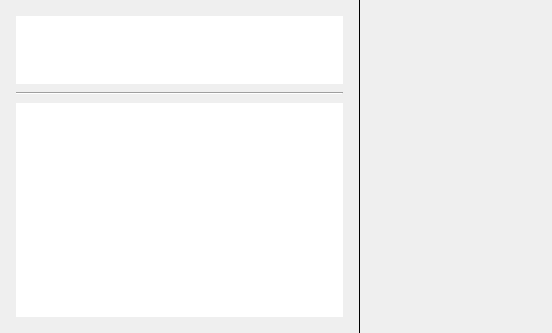
networkoptix/nx_open, file client/src/ui/widgets/properties/accessible_resources_widget.ui: the form before one commit.
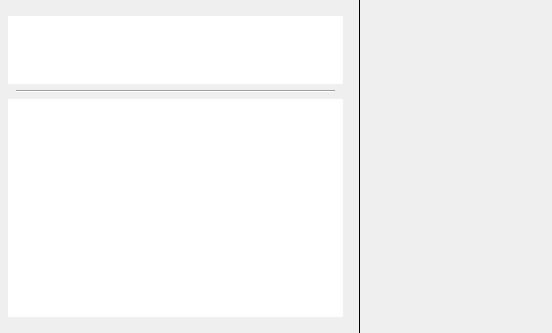
The form after the commit. Custom widgets are drawn as their Qt base class.

What changed in the file:
```diff
--- a/client/src/ui/widgets/properties/accessible_resources_widget.ui
+++ b/client/src/ui/widgets/properties/accessible_resources_widget.ui
@@ -28,12 +28,9 @@
    </property>
    <item>
     <widget class="QWidget" name="resourcesListWidget" native="true">
-     <layout class="QVBoxLayout" name="verticalLayout_2" stretch="1,0,0">
-      <property name="spacing">
-       <number>8</number>
-      </property>
+     <layout class="QVBoxLayout" name="resourceListLayout">
       <property name="leftMargin">
-       <number>16</number>
+       <number>8</number>
       </property>
       <property name="topMargin">
        <number>16</number>
@@ -85,12 +82,25 @@
        </widget>
       </item>
       <item>
+       <layout class="QVBoxLayout" name="verticalLayout_2">
+        <property name="spacing">
+         <number>0</number>
+        </property>
+        <property name="leftMargin">
+         <number>8</number>
+        </property>
+        <property name="rightMargin">
+         <number>8</number>
+        </property>
+        <item>
        <widget class="Line" name="line">
         <property name="orientation">
          <enum>Qt::Horizontal</enum>
         </property>
        </widget>
       </item>
+       </layout>
+      </item>
       <item>
        <widget class="QnTreeView" name="resourcesTreeView">
         <property name="frameShape">
```
Left out of the diff: 2 changed lines with no effect on the pictures. Lines whose indentation alone changed are shown as unchanged.
